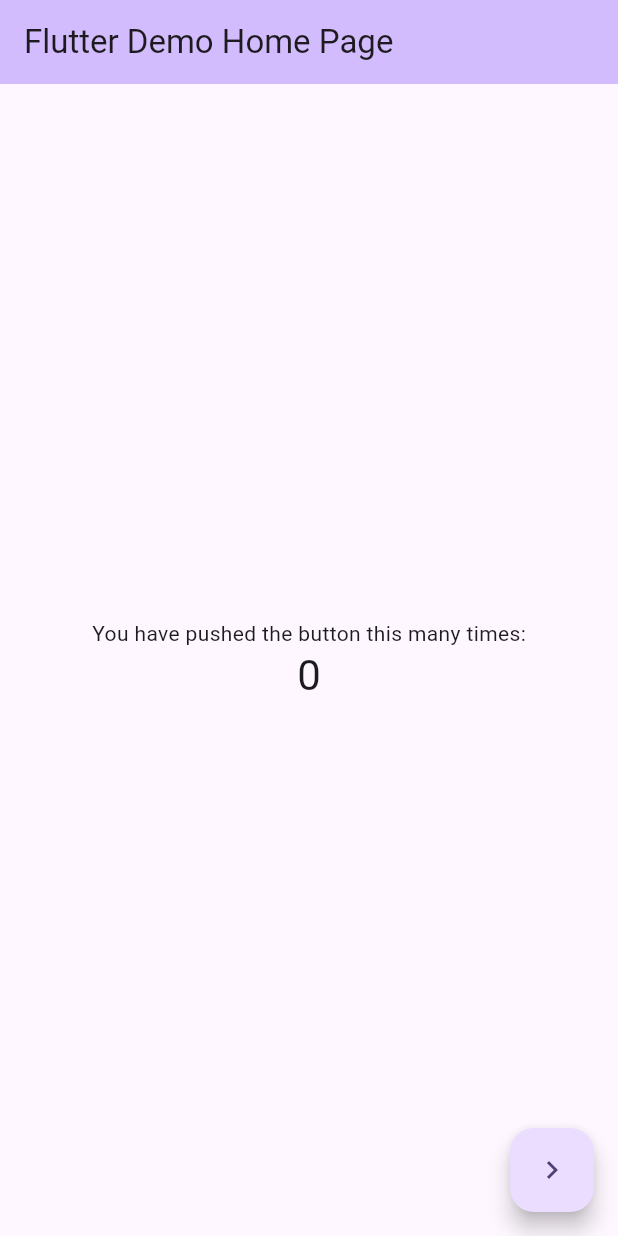
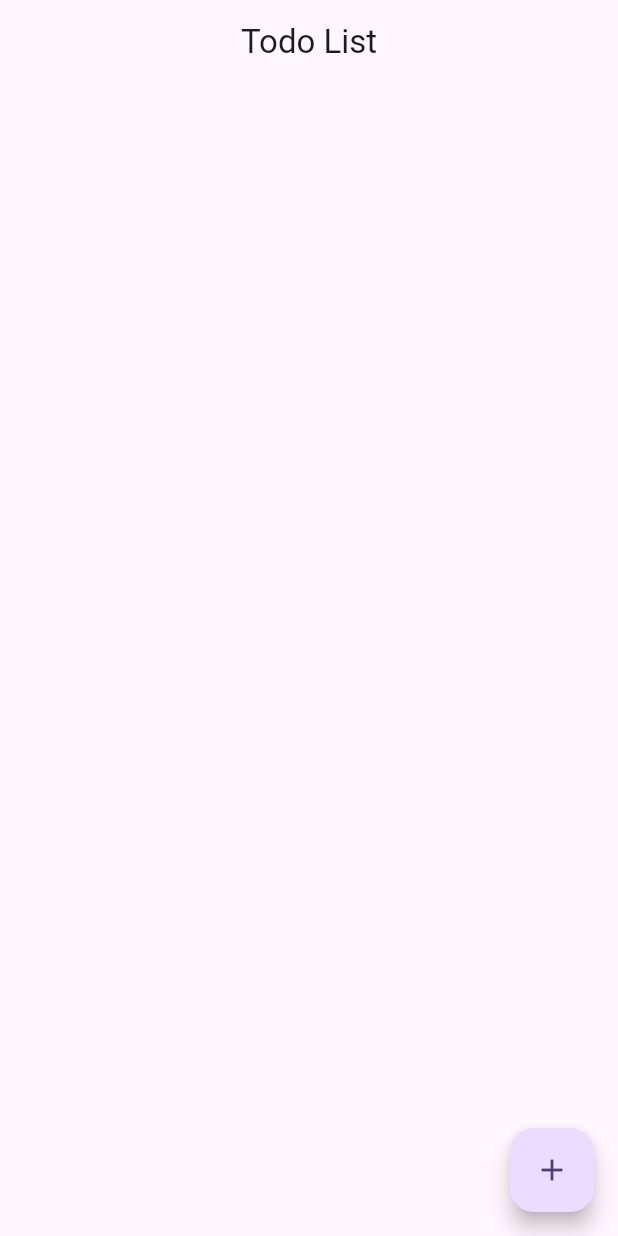
Before and after one commit to vickyone0/flutter_bloc_Cubit_state, a Flutter app: the screen it shows after launch, on a phone screen of 412 x 824 dp. Run offline on Flutter 3.47's test engine with Material 3 defaults, Android fonts, the phone set to English and light mode, and no system bars; our stand-ins replace flutter_bloc.

Commit message:
todo_cubit

```diff
--- a/lib/cubit/counter_cubit.dart
+++ /dev/null
@@ -1,19 +0,0 @@
-
-
-import 'package:flutter_bloc/flutter_bloc.dart';
-
-class CounterCubit extends Cubit<int> {
-
-  CounterCubit() : super(0);
-
-  void increment (){
-    emit(state + 1);
-  }
-
-  void decrement (){
-    if (state < 0){
-        return;
-    }
-    emit(state - 1);
-  }
-}
--- /dev/null
+++ b/lib/cubit/todo_cubit.dart
@@ -0,0 +1,24 @@
+
+
+import 'package:flutter_bloc/flutter_bloc.dart';
+import 'package:flutter_bloc_state/models/todo_model.dart';
+
+class TodoCubit extends Cubit<List<Todo>> {
+  TodoCubit() : super([]);
+
+  void addTodo(String title) {
+
+    final todo = Todo(
+      name: title,
+      createdAt: DateTime.now(),
+      );
+
+      emit([...state,todo]);
+  }
+
+  @override
+  void onChange(Change<List<Todo>> change) {
+    super.onChange(change);
+    print('Todo : $change ');
+  }
+}
--- a/lib/main.dart
+++ b/lib/main.dart
@@ -1,7 +1,8 @@
 import 'package:flutter/material.dart';
 import 'package:flutter_bloc/flutter_bloc.dart';
-import 'package:flutter_bloc_state/bloc/counter_bloc.dart';
-import 'package:flutter_bloc_state/home_page.dart';
+import 'package:flutter_bloc_state/add_todo_page.dart';
+import 'package:flutter_bloc_state/cubit/todo_cubit.dart';
+import 'package:flutter_bloc_state/todo_home_page.dart';
 
 void main() {
   runApp(const MyApp());
@@ -10,20 +11,26 @@ void main() {
 class MyApp extends StatelessWidget {
   const MyApp({super.key});
 
-
   @override
   Widget build(BuildContext context) {
     return MultiBlocProvider(
       providers: [
-        BlocProvider(create: (_) => CounterBloc()),
+        BlocProvider(
+          create: (context) => TodoCubit(),
+        ),
+
       ],
-       child: MaterialApp(
+      child: MaterialApp(
         title: 'Flutter Demo',
         theme: ThemeData(
-         colorScheme: ColorScheme.fromSeed(seedColor: Colors.deepPurple),
+          colorScheme: ColorScheme.fromSeed(seedColor: Colors.deepPurple),
           useMaterial3: true,
         ),
-        home:  const MyHomePage(title: 'Flutter Demo Home Page'),
+        initialRoute: '/',
+        routes: {
+          '/': (_) => const TodoList(),
+          '/add-todo': (_) => const AddTodoPage(),
+        },
       ),
     );
   }
--- /dev/null
+++ b/lib/models/todo_model.dart
@@ -0,0 +1,15 @@
+// ignore_for_file: public_member_api_docs, sort_constructors_first
+
+
+class Todo {
+
+
+  Todo({required this.name, required this.createdAt});
+
+  final String name;
+  final DateTime createdAt;
+
+
+  @override
+  String toString() => 'Todo(name: $name, createdAt: $createdAt)';
+}
--- /dev/null
+++ b/lib/todo_home_page.dart
@@ -0,0 +1,37 @@
+import 'package:flutter/material.dart';
+import 'package:flutter_bloc/flutter_bloc.dart';
+import 'package:flutter_bloc_state/cubit/todo_cubit.dart';
+import 'package:flutter_bloc_state/models/todo_model.dart';
+
+class TodoList extends StatelessWidget {
+  const TodoList({super.key});
+
+  @override
+  Widget build(BuildContext context) {
+    return Scaffold(
+      appBar: AppBar(
+        title: const Text('Todo List'),
+        centerTitle: true,
+      ),
+      body: BlocBuilder<TodoCubit, List<Todo>>(
+        builder: (context, todos) {
+          return ListView.builder(
+            itemCount: todos.length,
+            itemBuilder: (context, index) {
+              final todo = todos[index];
+              return ListTile(
+                title: Text(todo.name),
+              );
+            });
+        },
+      ),
+      floatingActionButton: FloatingActionButton(
+        onPressed: () {
+          Navigator.pushNamed(context, '/add-todo');
+        },
+        tooltip: 'Add Todo',
+        child: const Icon(Icons.add),
+      ),
+    );
+  }
+}
```
Also changed, not shown: lib/add_todo_page.dart (added, +44 -0 lines).
